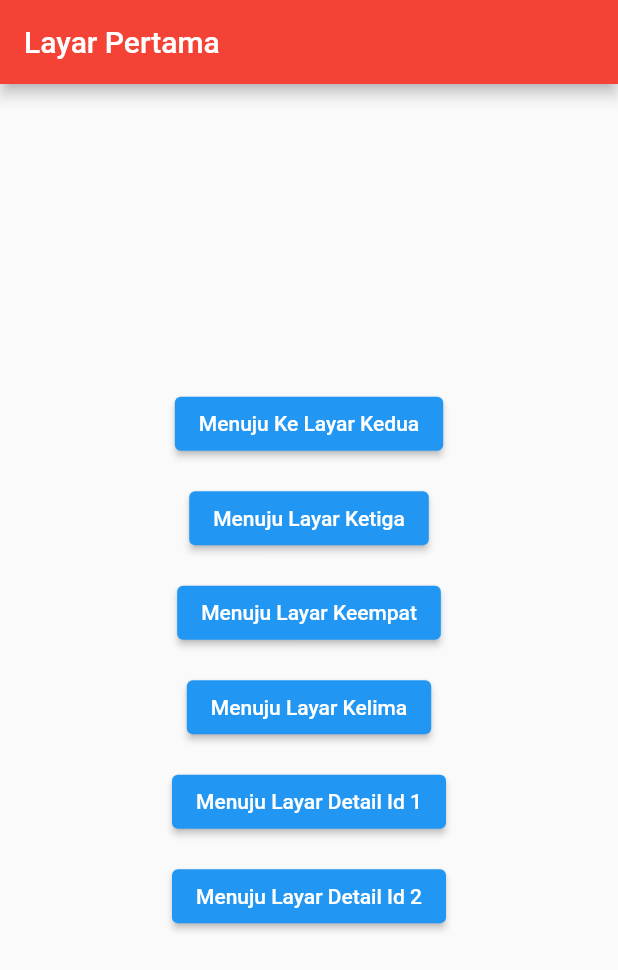
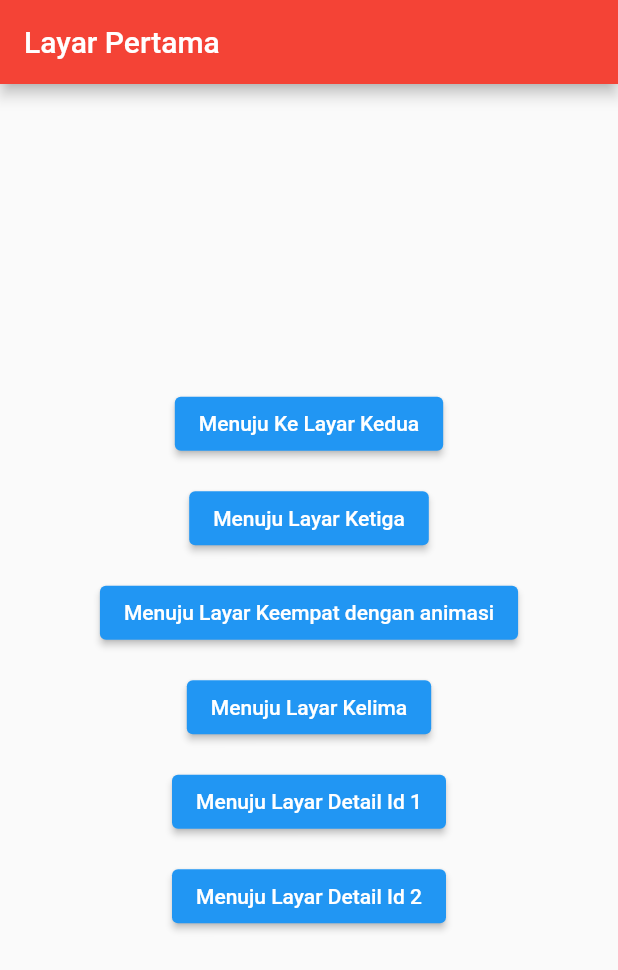
Before and after one commit to st4rpct/belajar_navigasi, a Flutter app: the screen it shows after launch, on a phone screen of 412 x 824 dp. Shown: the top 970 px of the screen. Run offline on Flutter 3.47's test engine with Material 2 defaults, Android fonts, the light colour scheme and no system bars.

Commit message:
penambahan text 'dengan animasi' pada tombol Layar keempat

```diff
--- a/lib/firstscreen.dart
+++ b/lib/firstscreen.dart
@@ -49,7 +49,7 @@ class FirstScreen extends StatelessWidget {
                 onPressed: () {
                   Navigator.pushNamed(context, '/fourth');//ssss
                 },
-                child: Text('Menuju Layar Keempat')),
+                child: Text('Menuju Layar Keempat dengan animasi')),
             SizedBox(
               height: 15,
             ),
```
